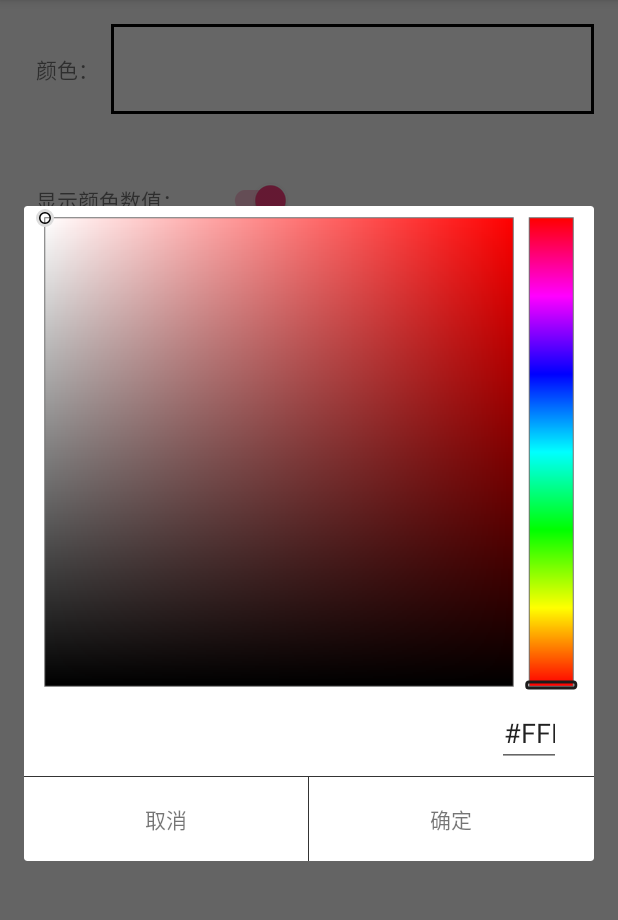
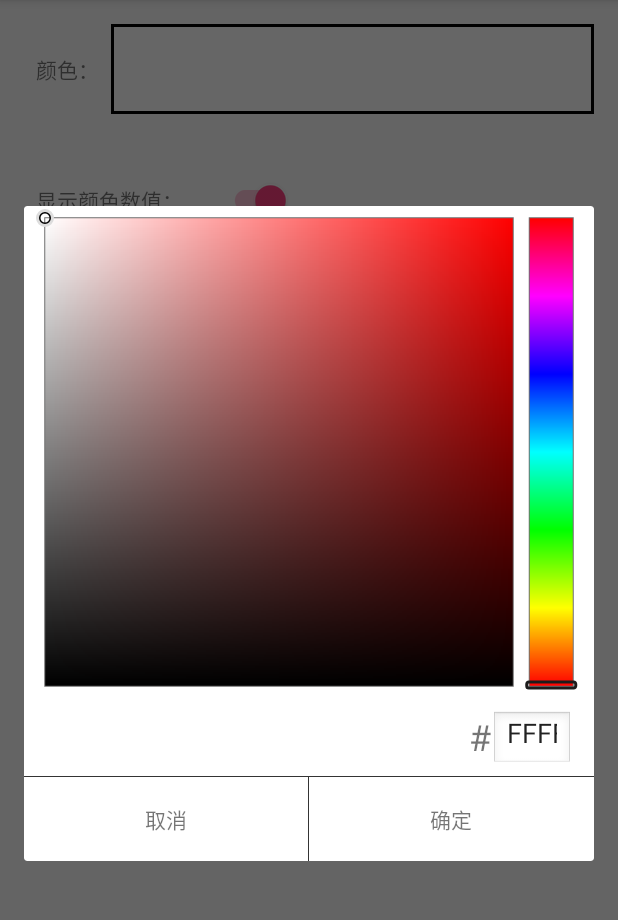
Before and after one commit to relish-wang/ColorPicker, an Android app: the screen it shows after launch (MainActivity), after a tap on an icon or button, on a phone screen of 412 x 824 dp, the part 84-1004 px from its top. Run offline under Robolectric (Android 15) with nearby library versions, the phone set to English and light mode, and no system bars.

Commit message:
style: ColorPickerDialog布局修改

```diff
--- a/app/src/main/java/wang/relish/colorpicker/sample/MainActivity.java
+++ b/app/src/main/java/wang/relish/colorpicker/sample/MainActivity.java
@@ -50,7 +50,7 @@ public class MainActivity extends AppCompatActivity implements View.OnClickListe
             case R.id.view_color:
                 new ColorPickerDialog.Builder(MainActivity.this, mColor)
                         .setHexValueEnabled(mHexValueEnable)//是否显示颜色值
-                        .setOnColorChangedListener(MainActivity.this)//设置颜色改变监听器
+                        .setOnColorPickedListener(MainActivity.this)//设置颜色改变监听器
                         .build()
                         .show();//展示
                 break;
--- a/library/src/main/java/wang/relish/colorpicker/ColorPickerDialog.java
+++ b/library/src/main/java/wang/relish/colorpicker/ColorPickerDialog.java
@@ -5,7 +5,6 @@ import android.app.Dialog;
 import android.content.Context;
 import android.content.res.ColorStateList;
 import android.graphics.Color;
-import android.graphics.PixelFormat;
 import android.graphics.drawable.ColorDrawable;
 import android.os.Bundle;
 import android.support.annotation.NonNull;
@@ -14,11 +13,9 @@ import android.text.InputType;
 import android.view.KeyEvent;
 import android.view.LayoutInflater;
 import android.view.View;
-import android.view.Window;
 import android.view.inputmethod.EditorInfo;
 import android.view.inputmethod.InputMethodManager;
 import android.widget.EditText;
-import android.widget.LinearLayout;
 import android.widget.TextView;
 
 import java.util.Locale;
@@ -30,18 +27,20 @@ import java.util.Locale;
  * @since 2017/08/02
  */
 public class ColorPickerDialog extends Dialog implements ColorPickerView.OnColorChangedListener,
-        View.OnClickListener {
+        View.OnClickListener, TextView.OnEditorActionListener {
 
     private ColorPickerView mColorPicker;
 
     private View mOldColor;
     private View mNewColor;
 
-    private EditText mHexVal;
+    private View mHexLayout;
+    private EditText mEtHex;
     private boolean mHexValueEnabled = false;
     private ColorStateList mHexDefaultTextColor;
 
     private OnColorPickedListener mListener;
+
 
     public interface OnColorPickedListener {
         void onColorPicked(int color);
@@ -49,66 +48,28 @@ public class ColorPickerDialog extends Dialog implements ColorPickerView.OnColor
 
     private ColorPickerDialog(Context context, int initialColor) {
         super(context);
-        init(initialColor);
-    }
-
-    /**
-     * 设置初始颜色
-     *
-     * @param color 初始颜色
-     */
-    private void init(int color) {
-        Window window = getWindow();
-        if (window != null) {
-            window.setFormat(PixelFormat.RGBA_8888);
-        }
-        setUp(color);
+        setUp(initialColor);
     }
 
     private void setUp(int color) {
         LayoutInflater inflater = (LayoutInflater) getContext().getSystemService(Context.LAYOUT_INFLATER_SERVICE);
         @SuppressLint("InflateParams") View layout = inflater.inflate(R.layout.dialog_color_picker, null);
         setContentView(layout);
-        setTitle("取色器");
 
         mColorPicker = layout.findViewById(R.id.color_picker_view);
         mOldColor = layout.findViewById(R.id.old_color_panel);
         mNewColor = layout.findViewById(R.id.new_color_panel);
 
-        mHexVal = layout.findViewById(R.id.hex_val);
-        mHexVal.setInputType(InputType.TYPE_TEXT_FLAG_NO_SUGGESTIONS);
-        mHexDefaultTextColor = mHexVal.getTextColors();
+        mHexLayout = layout.findViewById(R.id.hex_layout);
+        mEtHex = layout.findViewById(R.id.et_hex);
+        mEtHex.setInputType(InputType.TYPE_TEXT_FLAG_NO_SUGGESTIONS);
+        mHexDefaultTextColor = mEtHex.getTextColors();
 
-        mHexVal.setOnEditorActionListener(new TextView.OnEditorActionListener() {
+        //当点击软键盘上的【完成】按钮时触发监听
+        mEtHex.setOnEditorActionListener(this);
 
-            @Override
-            public boolean onEditorAction(TextView v, int actionId, KeyEvent event) {
-                if (actionId == EditorInfo.IME_ACTION_DONE) {
-                    InputMethodManager imm = (InputMethodManager) v.getContext().getSystemService(Context.INPUT_METHOD_SERVICE);
-                    imm.hideSoftInputFromWindow(v.getWindowToken(), 0);
-                    String hexVal = mHexVal.getText().toString();
-                    if (hexVal.length() > 5 || hexVal.length() < 10) {
-                        try {
-                            int c = Utils.convertToColorInt(hexVal);
-                            mColorPicker.setColor(c, true);
-                            mHexVal.setTextColor(mHexDefaultTextColor);
-                        } catch (IllegalArgumentException e) {
-                            mHexVal.setTextColor(Color.RED);
-                        }
-                    } else {
-                        mHexVal.setTextColor(Color.RED);
-                    }
-                    return true;
-                }
-                return false;
-            }
-        });
-        ((LinearLayout) mOldColor.getParent()).setPadding(
-                Math.round(mColorPicker.getDrawingOffset()),
-                0,
-                Math.round(mColorPicker.getDrawingOffset()),
-                0
-        );
+        int padding = Math.round(mColorPicker.getDrawingOffset());
+        layout.findViewById(R.id.preview_layout).setPadding(padding, 0, padding, 0);
 
         View mBtnCancel = layout.findViewById(R.id.tv_cancel);
         View mBtnConfirm = layout.findViewById(R.id.tv_confirm);
@@ -116,8 +77,30 @@ public class ColorPickerDialog extends Dialog implements ColorPickerView.OnColor
         mBtnConfirm.setOnClickListener(this);
 
         mColorPicker.setOnColorChangedListener(this);
-        mOldColor.setBackgroundColor(color);
-        mColorPicker.setColor(color, true);
+        mOldColor.setBackgroundColor(color); // 颜色预览色板上显示旧颜色
+        mColorPicker.setColor(color, true); // 为ColorPickerView设置初始颜色
+    }
+
+    @Override
+    public boolean onEditorAction(TextView v, int actionId, KeyEvent event) {
+        if (actionId == EditorInfo.IME_ACTION_DONE) {
+            InputMethodManager imm = (InputMethodManager) v.getContext().getSystemService(Context.INPUT_METHOD_SERVICE);
+            imm.hideSoftInputFromWindow(v.getWindowToken(), 0);
+            String hexVal = mEtHex.getText().toString();
+            if (hexVal.length() >= 0 || hexVal.length() < 7) {
+                try {
+                    int c = Utils.convertToColorInt(hexVal);
+                    mColorPicker.setColor(c, true);
+                    mEtHex.setTextColor(mHexDefaultTextColor);
+                } catch (IllegalArgumentException e) {
+                    mEtHex.setTextColor(Color.RED);
+                }
+            } else {
+                mEtHex.setTextColor(Color.RED);
+            }
+            return true;
+    }
+        return false;
     }
 
     @Override
@@ -129,11 +112,11 @@ public class ColorPickerDialog extends Dialog implements ColorPickerView.OnColor
     public void setHexValueEnabled(boolean enable) {
         mHexValueEnabled = enable;
         if (enable) {
-            mHexVal.setVisibility(View.VISIBLE);
+            mHexLayout.setVisibility(View.VISIBLE);
             updateHexLengthFilter();
             updateHexValue(getColor());
         } else
-            mHexVal.setVisibility(View.GONE);
+            mHexLayout.setVisibility(View.GONE);
     }
 
     public boolean getHexValueEnabled() {
@@ -141,12 +124,12 @@ public class ColorPickerDialog extends Dialog implements ColorPickerView.OnColor
     }
 
     private void updateHexLengthFilter() {
-        mHexVal.setFilters(new InputFilter[]{new InputFilter.LengthFilter(7)});
+        mEtHex.setFilters(new InputFilter[]{new InputFilter.LengthFilter(7)});
     }
 
     private void updateHexValue(int color) {
-        mHexVal.setText(Utils.convertToRGB(color).toUpperCase(Locale.getDefault()));
-        mHexVal.setTextColor(mHexDefaultTextColor);
+        mEtHex.setText(Utils.convertToRGB(color).toUpperCase(Locale.getDefault()));
+        mEtHex.setTextColor(mHexDefaultTextColor);
     }
 
     /**
@@ -205,7 +188,7 @@ public class ColorPickerDialog extends Dialog implements ColorPickerView.OnColor
             return this;
         }
 
-        public Builder setOnColorChangedListener(OnColorPickedListener listener) {
+        public Builder setOnColorPickedListener(OnColorPickedListener listener) {
             this.listener = listener;
             return this;
         }
--- a/library/src/main/res/layout-land/dialog_color_picker.xml
+++ b/library/src/main/res/layout-land/dialog_color_picker.xml
@@ -19,7 +19,8 @@
             android:tag="landscape" />
 
         <LinearLayout
-            android:layout_width="100dp"
+            android:id="@+id/preview_layout"
+            android:layout_width="112dp"
             android:layout_height="match_parent"
             android:layout_gravity="center_vertical"
             android:layout_marginBottom="12dp"
@@ -38,15 +39,33 @@
                 android:layout_height="42dp"
                 android:layout_weight="1" />
 
-            <EditText
-                android:id="@+id/hex_val"
+            <LinearLayout
+                android:id="@+id/hex_layout"
                 android:layout_width="match_parent"
                 android:layout_height="wrap_content"
-                android:layout_marginTop="8dp"
-                android:hint="当前颜色"
-                android:imeOptions="actionDone"
-                android:inputType="textCapCharacters"
-                android:maxLength="7" />
+                android:layout_marginTop="8dp">
+
+                <TextView
+                    android:layout_width="wrap_content"
+                    android:layout_height="wrap_content"
+                    android:layout_gravity="center"
+                    android:layout_marginEnd="0dp"
+                    android:layout_marginLeft="8dp"
+                    android:layout_marginRight="0dp"
+                    android:layout_marginStart="8dp"
+                    android:gravity="center"
+                    android:text="#"
+                    android:textSize="24sp" />
+
+                <EditText
+                    android:id="@+id/et_hex"
+                    android:layout_width="match_parent"
+                    android:layout_height="wrap_content"
+                    android:hint="当前颜色"
+                    android:imeOptions="actionDone"
+                    android:inputType="textCapCharacters"
+                    android:maxLength="7" />
+            </LinearLayout>
 
             <TextView
                 android:id="@+id/tv_confirm"
--- a/library/src/main/res/layout/dialog_color_picker.xml
+++ b/library/src/main/res/layout/dialog_color_picker.xml
@@ -24,6 +24,7 @@
 
 
         <LinearLayout
+            android:id="@+id/preview_layout"
             android:layout_width="0dp"
             android:layout_height="40dp"
             android:layout_margin="0dp"
@@ -44,20 +45,39 @@
 
         </LinearLayout>
 
-        <EditText
-            android:id="@+id/hex_val"
+        <LinearLayout
+            android:id="@+id/hex_layout"
             android:layout_width="0dp"
             android:layout_height="wrap_content"
-            android:layout_marginLeft="16dp"
-            android:layout_marginRight="16dp"
             android:layout_weight="1"
-            android:gravity="center"
-            android:hint="当前颜色"
-            android:imeOptions="actionDone"
-            android:inputType="textCapCharacters"
-            android:maxLength="7"
-            android:maxLines="1" />
+            android:orientation="horizontal">
 
+            <TextView
+                android:layout_width="wrap_content"
+                android:layout_height="wrap_content"
+                android:layout_gravity="center"
+                android:gravity="center"
+                android:text="#"
+                android:textSize="24sp" />
+
+            <EditText
+                android:id="@+id/et_hex"
+                android:layout_width="match_parent"
+                android:layout_height="wrap_content"
+                android:layout_gravity="center"
+                android:layout_marginEnd="8dp"
+                android:layout_marginLeft="0dp"
+                android:layout_marginRight="8dp"
+                android:layout_marginStart="0dp"
+                android:layout_marginTop="2dp"
+                android:background="@android:drawable/edit_text"
+                android:gravity="center"
+                android:hint="当前颜色"
+                android:imeOptions="actionDone"
+                android:inputType="textCapCharacters"
+                android:maxLength="7"
+                android:maxLines="1" />
+        </LinearLayout>
     </LinearLayout>
 
     <View
```
Also changed, not shown: library/src/main/java/wang/relish/colorpicker/Utils.java (+23 -21 lines), 1 other file.
